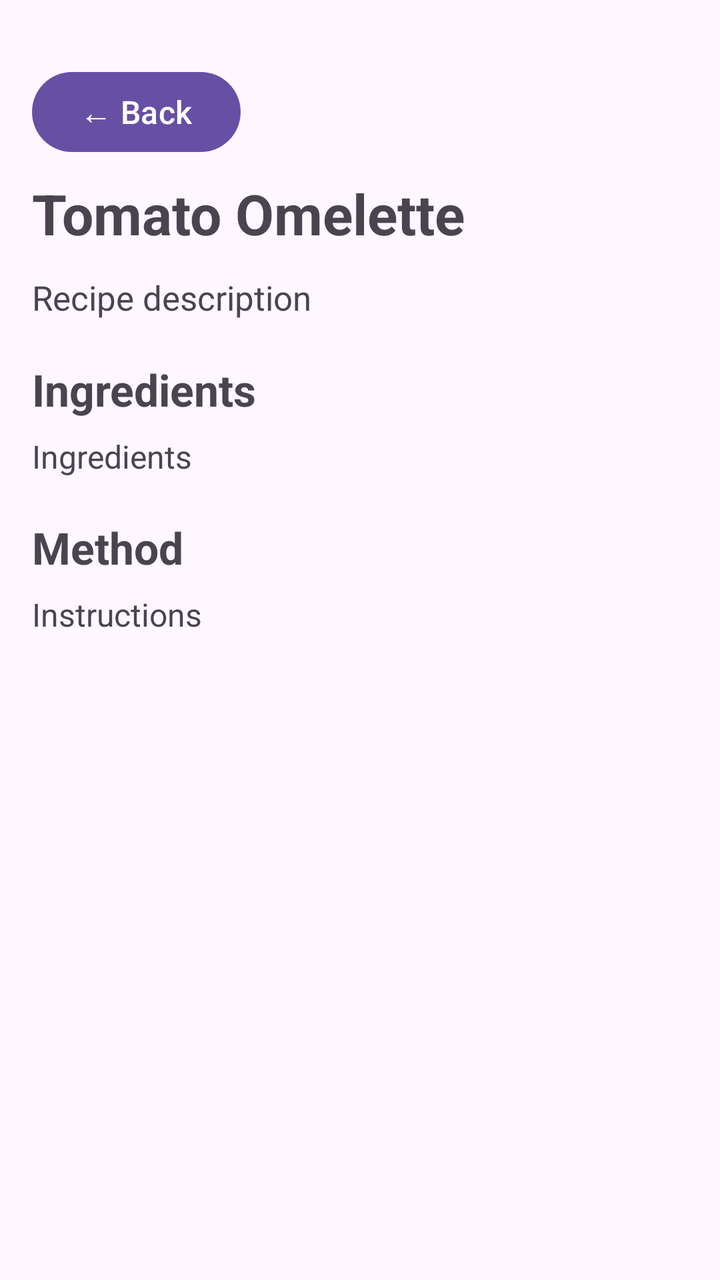
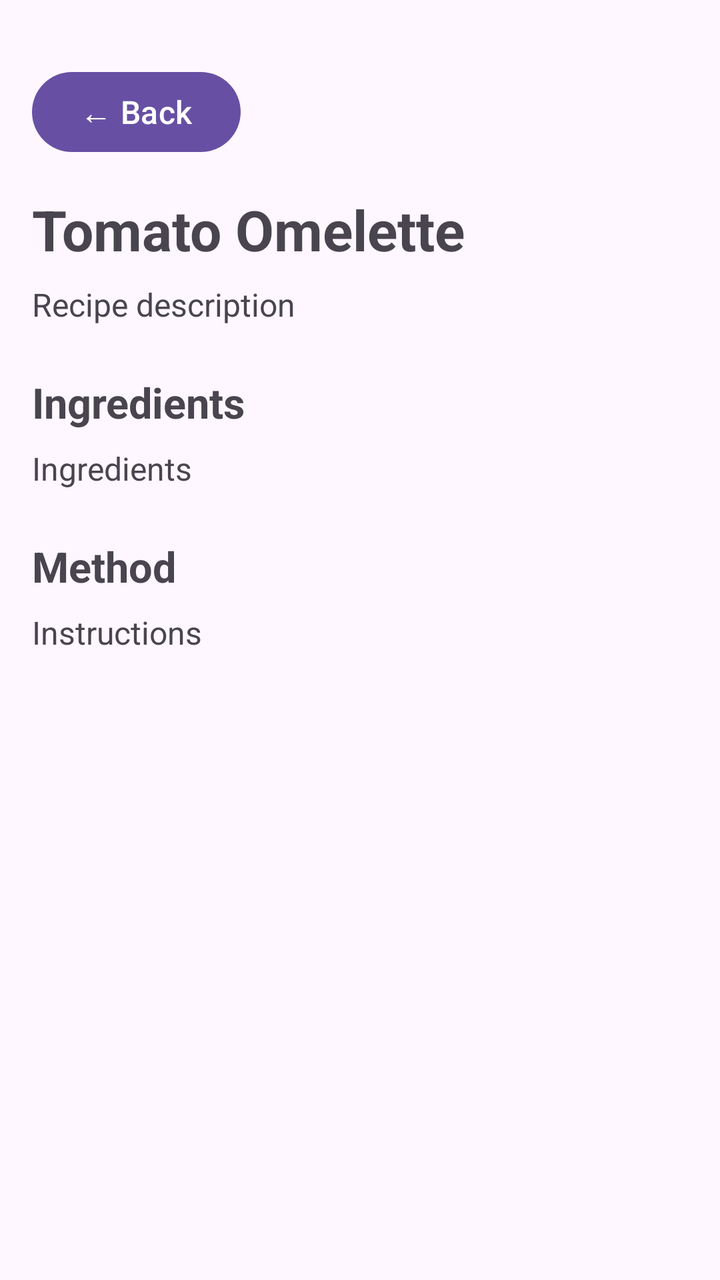

Before-and-after screenshots of an Android layout around one commit, followed by the original layout XML and the change that was made.
<!-- AndroidManifest.xml: application theme Theme.SmartPantryManager -->
<!-- res/layout/activity_recipe_detail.xml -->
<?xml version="1.0" encoding="utf-8"?>
<ScrollView xmlns:android="http://schemas.android.com/apk/res/android"
    android:layout_width="match_parent"
    android:layout_height="match_parent">

    <LinearLayout
        android:layout_width="match_parent"
        android:layout_height="wrap_content"
        android:orientation="vertical"
        android:padding="16dp">

        <Button
            android:id="@+id/btnBackFromRecipeDetail"
            android:layout_width="wrap_content"
            android:layout_height="wrap_content"
            android:text="← Back"
            android:textSize="16sp"
            android:layout_marginTop="16dp"
            android:layout_marginBottom="8dp" />

        <TextView
            android:id="@+id/tvRecipeName"
            android:layout_width="match_parent"
            android:layout_height="wrap_content"
            android:text="Tomato Omelette"
            android:textSize="28sp"
            android:textStyle="bold"
            android:paddingBottom="12dp" />

        <TextView
            android:id="@+id/tvRecipeDescription"
            android:layout_width="match_parent"
            android:layout_height="wrap_content"
            android:text="Recipe description"
            android:textSize="17sp"
            android:paddingBottom="20dp" />

        <TextView
            android:layout_width="match_parent"
            android:layout_height="wrap_content"
            android:text="Ingredients"
            android:textSize="22sp"
            android:textStyle="bold"
            android:paddingBottom="8dp" />

        <TextView
            android:id="@+id/tvRecipeIngredients"
            android:layout_width="match_parent"
            android:layout_height="wrap_content"
            android:text="Ingredients"
            android:textSize="16sp"
            android:paddingBottom="20dp" />

        <TextView
            android:layout_width="match_parent"
            android:layout_height="wrap_content"
            android:text="Method"
            android:textSize="22sp"
            android:textStyle="bold"
            android:paddingBottom="8dp" />

        <TextView
            android:id="@+id/tvRecipeInstructions"
            android:layout_width="match_parent"
            android:layout_height="wrap_content"
            android:text="Instructions"
            android:textSize="16sp" />

    </LinearLayout>

</ScrollView>
<!-- resources referenced by this layout -->
<resources>
  <style name="Theme.SmartPantryManager" parent="Base.Theme.SmartPantryManager" />
  <style name="Base.Theme.SmartPantryManager" parent="Theme.Material3.DayNight.NoActionBar">
          
          
      </style>
</resources>

<!-- the commit's change to res/layout/activity_recipe_detail.xml (unified diff, before → after) -->
@@ -15,8 +15,10 @@
             android:layout_height="wrap_content"
             android:text="← Back"
             android:textSize="16sp"
+            android:textAllCaps="false"
+            android:minHeight="48dp"
             android:layout_marginTop="16dp"
-            android:layout_marginBottom="8dp" />
+            android:layout_marginBottom="16dp" />
 
         <TextView
             android:id="@+id/tvRecipeName"
@@ -25,23 +27,23 @@
             android:text="Tomato Omelette"
             android:textSize="28sp"
             android:textStyle="bold"
-            android:paddingBottom="12dp" />
+            android:paddingBottom="8dp" />
 
         <TextView
             android:id="@+id/tvRecipeDescription"
             android:layout_width="match_parent"
             android:layout_height="wrap_content"
             android:text="Recipe description"
-            android:textSize="17sp"
-            android:paddingBottom="20dp" />
+            android:textSize="16sp"
+            android:layout_marginBottom="24dp" />
 
         <TextView
             android:layout_width="match_parent"
             android:layout_height="wrap_content"
             android:text="Ingredients"
-            android:textSize="22sp"
+            android:textSize="21sp"
             android:textStyle="bold"
-            android:paddingBottom="8dp" />
+            android:layout_marginBottom="8dp" />
 
         <TextView
             android:id="@+id/tvRecipeIngredients"
@@ -49,22 +51,23 @@
             android:layout_height="wrap_content"
             android:text="Ingredients"
             android:textSize="16sp"
-            android:paddingBottom="20dp" />
+            android:layout_marginBottom="24dp" />
 
         <TextView
             android:layout_width="match_parent"
             android:layout_height="wrap_content"
             android:text="Method"
-            android:textSize="22sp"
+            android:textSize="21sp"
             android:textStyle="bold"
-            android:paddingBottom="8dp" />
+            android:layout_marginBottom="8dp" />
 
         <TextView
             android:id="@+id/tvRecipeInstructions"
             android:layout_width="match_parent"
             android:layout_height="wrap_content"
             android:text="Instructions"
-            android:textSize="16sp" />
+            android:textSize="16sp"
+            android:lineSpacingExtra="4dp" />
 
     </LinearLayout>
 
